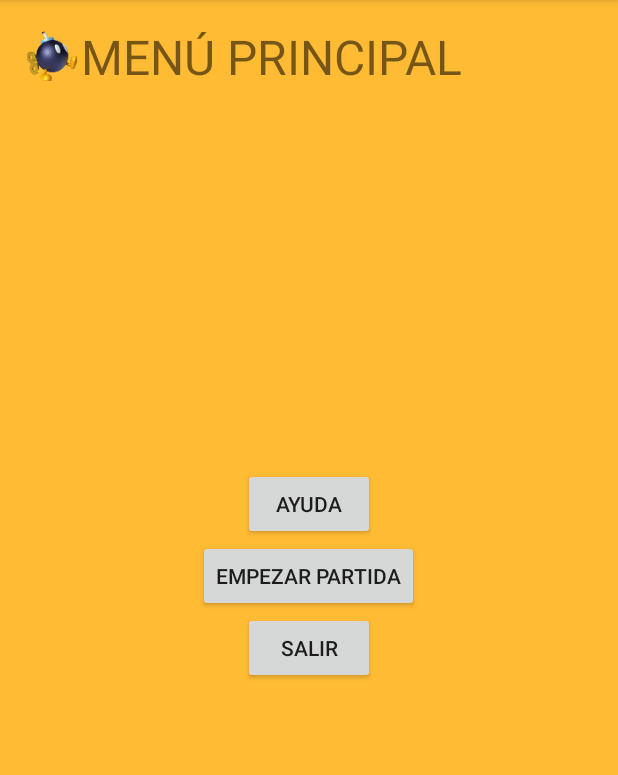
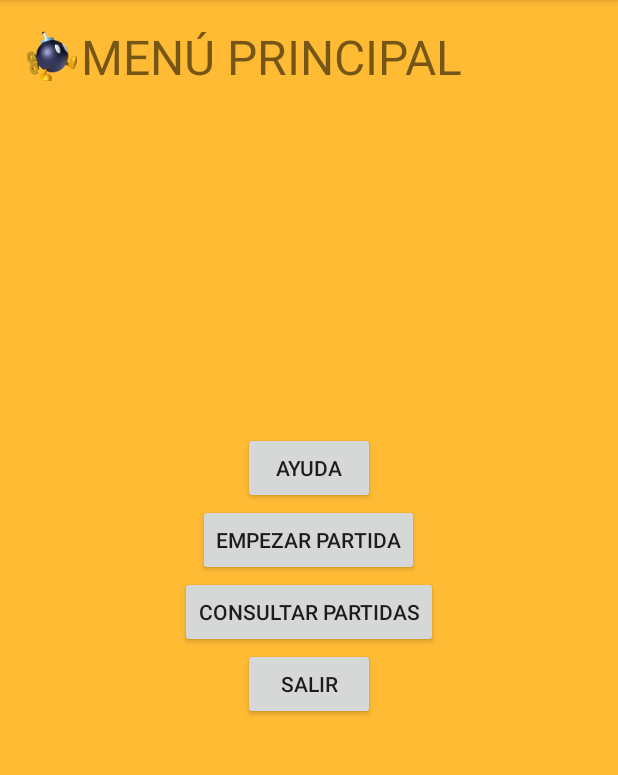
Before and after one commit to amerinoo/Buscaminas_apk, an Android app: the screen it shows after launch (MainActivity), on a phone screen of 412 x 824 dp, the part 84-859 px from its top. Run offline under Robolectric (Android 15) with nearby library versions, the phone set to English and light mode, and no system bars.

Commit message:
Afegit boto per a la funcionalitat de "Consultar partidas"

```diff
--- a/app/src/main/res/layout/activity_main.xml
+++ b/app/src/main/res/layout/activity_main.xml
@@ -33,6 +33,13 @@
         <Button
             android:layout_width="wrap_content"
             android:layout_height="wrap_content"
+            android:text="@string/consultarPartidas"
+            android:layout_gravity="center_horizontal"
+            android:id="@+id/button" />
+
+        <Button
+            android:layout_width="wrap_content"
+            android:layout_height="wrap_content"
 
             android:text="@string/salir"
             android:id="@+id/button_salir_principal"
--- a/app/src/main/res/values/strings.xml
+++ b/app/src/main/res/values/strings.xml
@@ -16,4 +16,5 @@
     <string name="title_activity_resultados">Resultados</string>
     <string name="alias">Nombre Usuario</string>
     <string name="infoBombes">%d bombas restantes</string>
+    <string name="consultarPartidas">Consultar Partidas</string>
 </resources>
```
Also changed, not shown: 1 other file.
